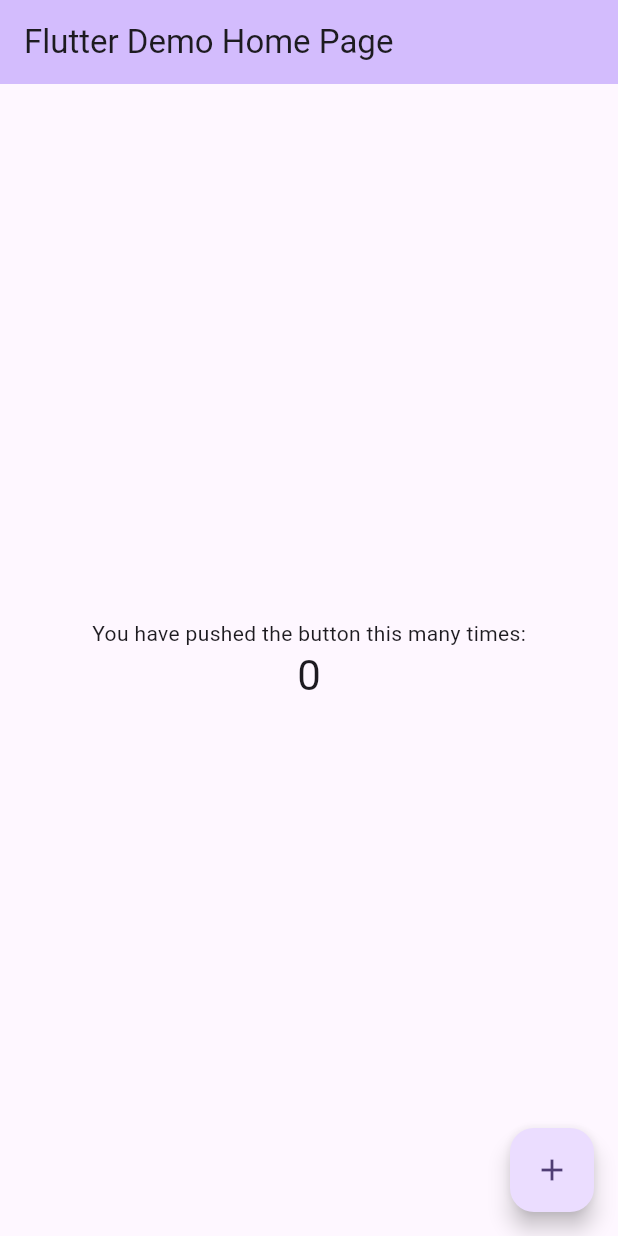
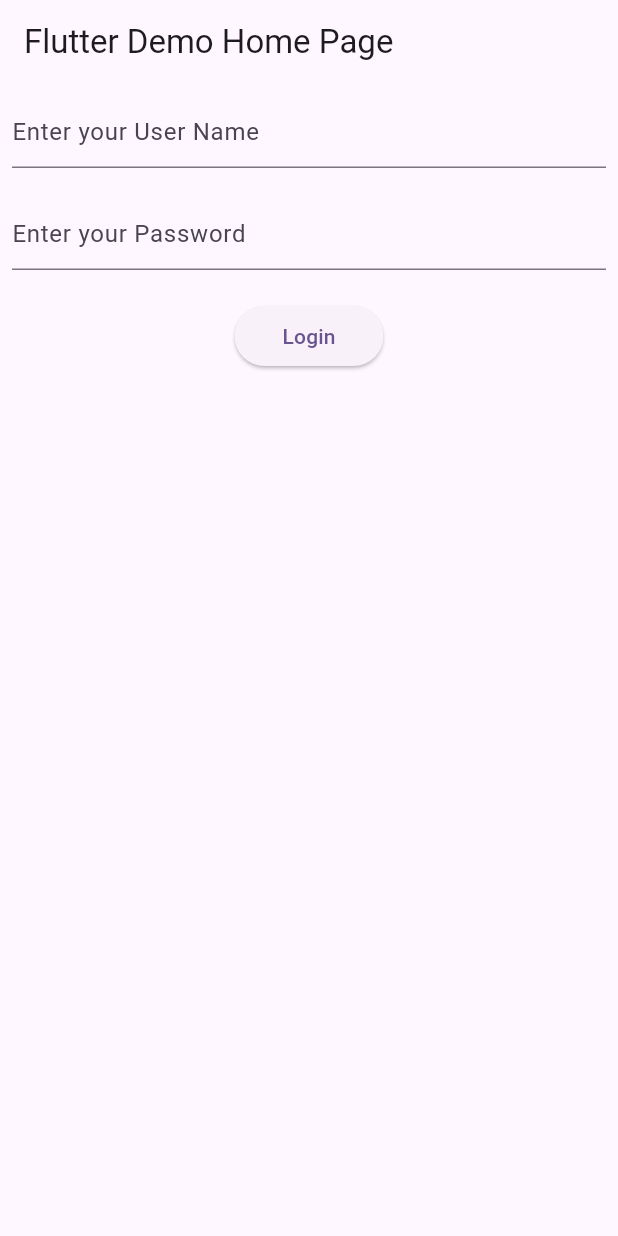
Before and after one commit to m9stafa05/flutter-State-Management-bloc-cubit, a Flutter app: the screen it shows after launch, on a phone screen of 412 x 824 dp. Run offline on Flutter 3.47's test engine with Material 3 defaults, Android fonts, the phone set to English and light mode, and no system bars; our stand-ins replace bloc, flutter_bloc.

Commit message:
Refactor MyHomePage to use Bloc for login functionality and update UI components

```diff
--- a/lib/main.dart
+++ b/lib/main.dart
@@ -1,4 +1,6 @@
 import 'package:flutter/material.dart';
+import 'package:flutter_bloc/flutter_bloc.dart';
+import 'package:flutter_state_management/controller/cubit/login_cubit.dart';
 
 void main() {
   runApp(const MyApp());
@@ -13,110 +15,91 @@ class MyApp extends StatelessWidget {
     return MaterialApp(
       title: 'Flutter Demo',
       theme: ThemeData(
-        // This is the theme of your application.
-        //
-        // TRY THIS: Try running your application with "flutter run". You'll see
-        // the application has a purple toolbar. Then, without quitting the app,
-        // try changing the seedColor in the colorScheme below to Colors.green
-        // and then invoke "hot reload" (save your changes or press the "hot
-        // reload" button in a Flutter-supported IDE, or press "r" if you used
-        // the command line to start the app).
-        //
-        // Notice that the counter didn't reset back to zero; the application
-        // state is not lost during the reload. To reset the state, use hot
-        // restart instead.
-        //
-        // This works for code too, not just values: Most code changes can be
-        // tested with just a hot reload.
-        colorScheme: ColorScheme.fromSeed(seedColor: Colors.deepPurple),
+        colorScheme: ColorScheme.fromSeed(
+          seedColor: Colors.deepPurple,
+        ),
       ),
-      home: const MyHomePage(title: 'Flutter Demo Home Page'),
+      home: MyHomePage(title: 'Flutter Demo Home Page'),
     );
   }
 }
 
-class MyHomePage extends StatefulWidget {
-  const MyHomePage({super.key, required this.title});
-
-  // This widget is the home page of your application. It is stateful, meaning
-  // that it has a State object (defined below) that contains fields that affect
-  // how it looks.
-
-  // This class is the configuration for the state. It holds the values (in this
-  // case the title) provided by the parent (in this case the App widget) and
-  // used by the build method of the State. Fields in a Widget subclass are
-  // always marked "final".
+class MyHomePage extends StatelessWidget {
+  MyHomePage({super.key, required this.title});
 
   final String title;
-
-  @override
-  State<MyHomePage> createState() => _MyHomePageState();
-}
-
-class _MyHomePageState extends State<MyHomePage> {
-  int _counter = 0;
-
-  void _incrementCounter() {
-    setState(() {
-      // This call to setState tells the Flutter framework that something has
-      // changed in this State, which causes it to rerun the build method below
-      // so that the display can reflect the updated values. If we changed
-      // _counter without calling setState(), then the build method would not be
-      // called again, and so nothing would appear to happen.
-      _counter++;
-    });
-  }
-
+  final usernameController = TextEditingController();
+  final passwordController = TextEditingController();
   @override
   Widget build(BuildContext context) {
-    // This method is rerun every time setState is called, for instance as done
-    // by the _incrementCounter method above.
-    //
-    // The Flutter framework has been optimized to make rerunning build methods
-    // fast, so that you can just rebuild anything that needs updating rather
-    // than having to individually change instances of widgets.
     return Scaffold(
-      appBar: AppBar(
-        // TRY THIS: Try changing the color here to a specific color (to
-        // Colors.amber, perhaps?) and trigger a hot reload to see the AppBar
-        // change color while the other colors stay the same.
-        backgroundColor: Theme.of(context).colorScheme.inversePrimary,
-        // Here we take the value from the MyHomePage object that was created by
-        // the App.build method, and use it to set our appbar title.
-        title: Text(widget.title),
-      ),
+      appBar: AppBar(title: Text(title)),
       body: Center(
-        // Center is a layout widget. It takes a single child and positions it
-        // in the middle of the parent.
-        child: Column(
-          // Column is also a layout widget. It takes a list of children and
-          // arranges them vertically. By default, it sizes itself to fit its
-          // children horizontally, and tries to be as tall as its parent.
-          //
-          // Column has various properties to control how it sizes itself and
-          // how it positions its children. Here we use mainAxisAlignment to
-          // center the children vertically; the main axis here is the vertical
-          // axis because Columns are vertical (the cross axis would be
-          // horizontal).
-          //
-          // TRY THIS: Invoke "debug painting" (choose the "Toggle Debug Paint"
-          // action in the IDE, or press "p" in the console), to see the
-          // wireframe for each widget.
-          mainAxisAlignment: MainAxisAlignment.center,
-          children: <Widget>[
-            const Text('You have pushed the button this many times:'),
-            Text(
-              '$_counter',
-              style: Theme.of(context).textTheme.headlineMedium,
+        child: BlocProvider(
+          create: (context) => LoginCubit(),
+          child: Padding(
+            padding: const EdgeInsets.all(8.0),
+            child: BlocListener<LoginCubit, LoginState>(
+              listener: (context, state) {
+                if (state is LoginFailure) {
+                  ScaffoldMessenger.of(context).showSnackBar(
+                    SnackBar(
+                      content: Text(' ${state.errorMessage}'),
+                      backgroundColor: Colors.red,
+                    ),
+                  );
+                } else if (state is LoginSuccess) {
+                  ScaffoldMessenger.of(context).showSnackBar(
+                    SnackBar(
+                      content: Text('Login Successfully'),
+                      backgroundColor: Colors.green,
+                    ),
+                  );
+                }
+              },
+              child: BlocBuilder<LoginCubit, LoginState>(
+                builder: (context, state) {
+                  return Column(
+                    children: [
+                      TextField(
+                        controller: usernameController,
+                        decoration: InputDecoration(
+                          hintText: 'Enter your User Name',
+                          border: UnderlineInputBorder(),
+                        ),
+                      ),
+                      SizedBox(height: 20),
+                      TextField(
+                        obscureText: true,
+                        controller: passwordController,
+                        decoration: InputDecoration(
+                          hintText: 'Enter your Password',
+                          border: UnderlineInputBorder(),
+                        ),
+                      ),
+                      SizedBox(height: 20),
+                      state is LoginLoading
+                          ? CircularProgressIndicator()
+                          : ElevatedButton(
+                              onPressed: () {
+                                context.read<LoginCubit>().login(
+                                  userName: usernameController.text,
+                                  password: passwordController.text,
+                                );
+                              },
+                              child: Padding(
+                                padding: EdgeInsets.all(8.0),
+                                child: Text('Login'),
+                              ),
+                            ),
+                    ],
+                  );
+                },
+              ),
             ),
-          ],
+          ),
         ),
       ),
-      floatingActionButton: FloatingActionButton(
-        onPressed: _incrementCounter,
-        tooltip: 'Increment',
-        child: const Icon(Icons.add),
-      ), // This trailing comma makes auto-formatting nicer for build methods.
     );
   }
 }
```
